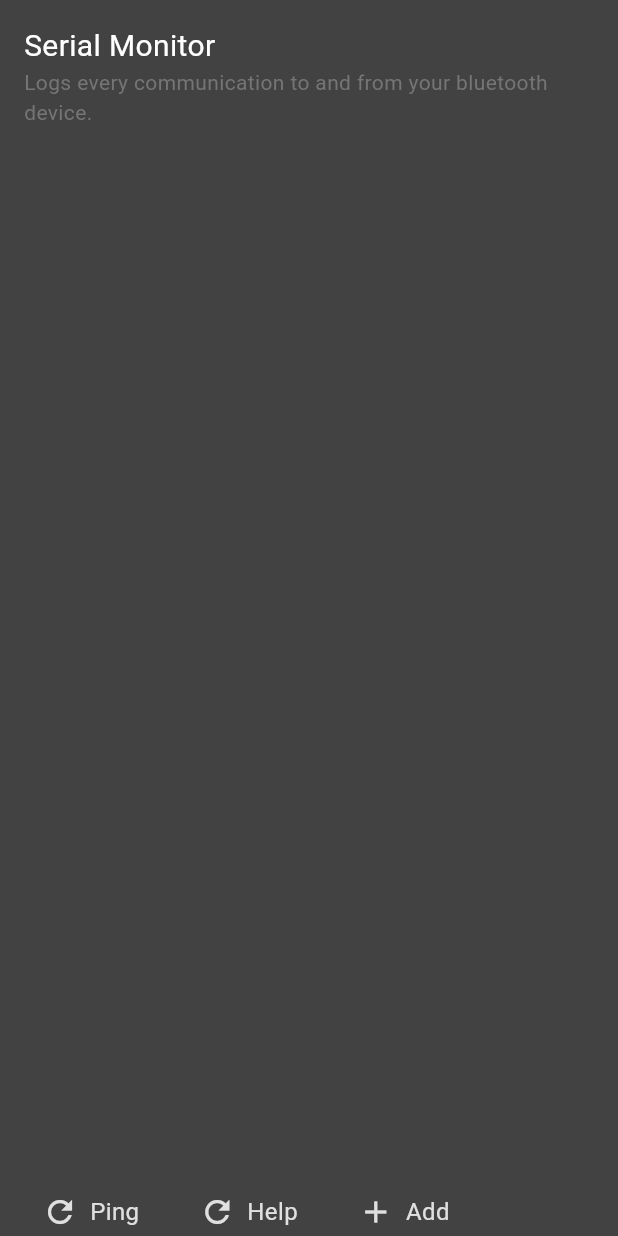
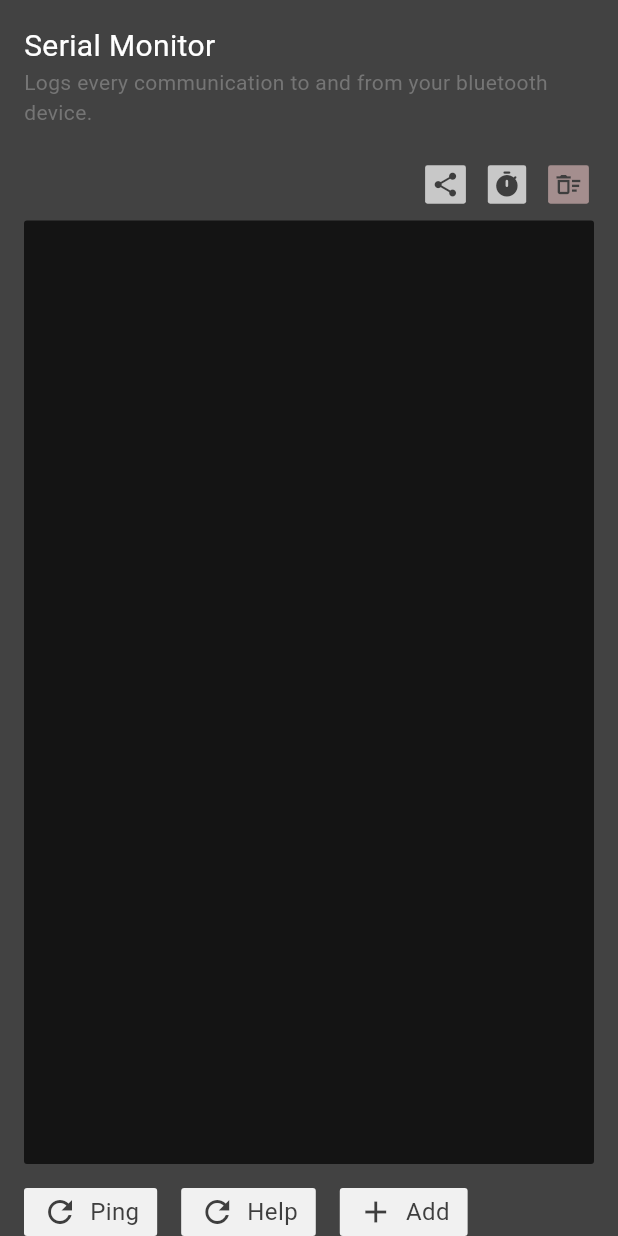
Before and after one commit to piyushagade/eFishXs-Flutter, a Flutter app: the SerialMonitorPage screen opened directly, on a phone screen of 412 x 824 dp. Run offline on Flutter 3.47's test engine with Material 3 defaults, Android fonts, the light colour scheme and no system bars; our stand-ins replace flutter_blue, flutter_local_notifications, get, google_nav_bar, permission_handler.

Commit message:
toggle all timestamps visibility; added serail monitor action buttons;

```diff
--- a/lib/components/button.dart
+++ b/lib/components/button.dart
@@ -5,7 +5,21 @@
   void Function()? onTap;
   String label = "Unlabled";
   IconData icon = Icons.refresh;
-  ButtonWidget({super.key, required this.label, required this.icon, required this.onTap});
+  Color backgroundColor;
+  Color color;
+  EdgeInsets padding;
+  double scale;
+
+  ButtonWidget(
+    {super.key,
+    required this.label,
+    required this.icon,
+    required this.onTap,
+    this.backgroundColor = const Color.fromARGB(255, 241, 241, 241),
+    this.color = const Color.fromARGB(255, 62, 62, 62),
+    this.padding = const EdgeInsets.symmetric(vertical: 4, horizontal: 12),
+    this.scale = 1,
+  });
 
   @override
   State<ButtonWidget> createState() => _ButtonWidgetState();
@@ -23,36 +37,34 @@
           changebutton = true;
         });
         widget.onTap!();
-        HapticFeedback.mediumImpact();
       },
       child: Opacity(
         opacity: 1,
+        child: Transform.scale(
+          scale: widget.scale,
           child: AnimatedContainer(
             duration: const Duration(seconds: 1),
             decoration: BoxDecoration(
-            color: Theme.of(context)
-                .colorScheme
-                .surface, // Set background color to blue
+              color: widget.backgroundColor, // Set background color to blue
               borderRadius: BorderRadius.circular(2), // Set rounded corners
             ),
-          padding: const EdgeInsets.symmetric(
-              vertical: 4, horizontal: 12), // Add padding for spacing
+            padding: widget.padding, // Add padding for spacing
             child: Row(
-            mainAxisSize:
-                MainAxisSize.min, // Allow the row to occupy minimum space
+              mainAxisSize: MainAxisSize.min, // Allow the row to occupy minimum space
               children: [
                 Icon(widget.icon,
-                  color: Theme.of(context)
-                      .colorScheme
-                      .inversePrimary), // Refresh icon
-              const SizedBox(width: 8), // Add some space between icon and label
+                  color: widget.color,
+                ), // Refresh icon
+                SizedBox(width: widget.label.isNotEmpty ? 8 : 0), // Add some space between icon and label
                 Text(
                   widget.label,
                   style: TextStyle(
-                    color: Theme.of(context).colorScheme.inversePrimary,
-                    fontSize: 16), // Set label text style
+                      color: widget.color,
+                      fontSize: 16,
+                    ), // Set label text style
                 ),
               ],
+            ),
           ),
         ),
       ),
--- a/lib/components/heading.dart
+++ b/lib/components/heading.dart
@@ -3,8 +3,9 @@
 class HeadingWidget extends StatelessWidget {
   String heading = "";
   String subheading = "";
+  double marginBottom = 0;
 
-  HeadingWidget({super.key, required this.heading, required this.subheading});
+  HeadingWidget({super.key, required this.heading, required this.subheading, this.marginBottom = 12});
 
   @override
   Widget build(BuildContext context) {
@@ -32,7 +33,7 @@
               color: Theme.of(context).colorScheme.surface,
             ),
           ),
-          SizedBox(height: 12,),
+          SizedBox(height: marginBottom,),
         ],
       ),
     );
--- a/lib/pages/serialmonitor.dart
+++ b/lib/pages/serialmonitor.dart
@@ -1,15 +1,13 @@
 import 'package:efishxs/components/button.dart';
 import 'package:efishxs/components/heading.dart';
 import 'package:efishxs/components/serialmonitoritem.dart';
+import 'package:efishxs/components/serialmonitortimeitem.dart';
 import 'package:efishxs/controllers/ble.dart';
 import 'package:flutter/material.dart';
 import 'package:get/get.dart';
 import 'package:intl/intl.dart';
 
 class SerialMonitorPage extends StatelessWidget {
-  // final controller = Get.put(BLEController(
-  //   onDisconnect: () {},
-  // ));
 
   final controller = Get.find<BLEController>();
   bool showtimestamp = true;
@@ -17,6 +15,7 @@
   void sendcommand(String command) {
     controller.senddata(command);
 
+    controller.serialtimewidgetarray.add(SerialMonitorTimeItem());
     controller.serialdatawidgetarray.add(SerialMonitorItem(
       data: command,
       type: "outgoing",
@@ -33,11 +32,69 @@
             HeadingWidget(
                 heading: "Serial Monitor",
                 subheading:
-                    "Logs every communication to and from your bluetooth device."),
+                  "Logs every communication to and from your bluetooth device.",
+                  marginBottom: 0,
+            ),
+
+            // Action buttons
+            Container(
+              decoration: const BoxDecoration(
+                color: Colors.transparent,
+              ),
+              margin: const EdgeInsets.symmetric(horizontal: 16, vertical: 8),
+              child: Row(
+                children: [
+                  const Spacer(),
+
+                  ButtonWidget(
+                      label: "",
+                      icon: Icons.share_rounded,
+                          backgroundColor: Color.fromARGB(255, 200, 200, 200),
+                          padding: const EdgeInsets.symmetric(horizontal: 5, vertical: 4),
+                          scale: 0.8,
+                      onTap: () {
+                    },
+                  ),
+
+                  const SizedBox(width: 8,),
+
+                  Obx(() => Opacity(
+                    opacity: controller.showTimestamp.value ? 1 : 0.2,
+                      child: ButtonWidget(
+                          label: "",
+                          icon: Icons.timer_rounded,
+                          backgroundColor: Color.fromARGB(255, 200, 200, 200),
+                          padding: const EdgeInsets.symmetric(horizontal: 4, vertical: 4),
+                          scale: 0.8,
+                          onTap: () {
+                            controller.showTimestamp.value =
+                                !controller.showTimestamp.value;
+                          }),
+                    ),
+                  ),
+
+                  const SizedBox(width: 8,),
+
+                  ButtonWidget(
+                      label: "",
+                      icon: Icons.delete_sweep_outlined,
+                          backgroundColor: const Color.fromARGB(255, 164, 142, 142),
+                          padding: const EdgeInsets.symmetric(horizontal: 5, vertical: 4),
+                          scale: 0.8,
+                      onTap: () {
+                        controller.serialdatawidgetarray.value = [];
+                        controller.serialdatawidgetarray.add(SerialMonitorItem(
+                            data: "Monitor cleared", type: "status"));
+                      }),
+
+                ],
+              ),
+            ),
+
             Expanded(
               child: Container(
                 decoration: BoxDecoration(
-                  color: Theme.of(context).colorScheme.surface,
+                  color: const Color.fromARGB(255, 20, 20, 20),
                   borderRadius: BorderRadius.circular(2),
                 ),
                 margin: const EdgeInsets.symmetric(horizontal: 16, vertical: 0),
@@ -47,8 +104,21 @@
                     reverse: true,
                     child: Padding(
                       padding: const EdgeInsets.symmetric(horizontal: 10, vertical: 8),
-                      child: Column(
-                        children: controller.serialdatawidgetarray.value,
+                      child: Row(
+                        children: [
+                          Visibility(
+                            visible: controller.showTimestamp.value,
+                            child: Container(
+                              child: Column(
+                                children: controller.serialtimewidgetarray.value,
+                              ),
+                            ),
+                          ),
+                          Column(
+                            crossAxisAlignment: CrossAxisAlignment.start,
+                            children: controller.serialdatawidgetarray.value,
+                          ),
+                        ],
                       ),
                     ),
                   ),
```
Also changed, not shown: lib/components/serialmonitoritem.dart (+7 -20 lines), lib/components/serialmonitortimeitem.dart (added, +35 -0 lines), lib/controllers/ble.dart (+12 -5 lines), lib/pages/dashboard.dart (+7 -1 lines), lib/pages/devices.dart (+29 -10 lines). Lines whose indentation alone changed are shown as unchanged.
